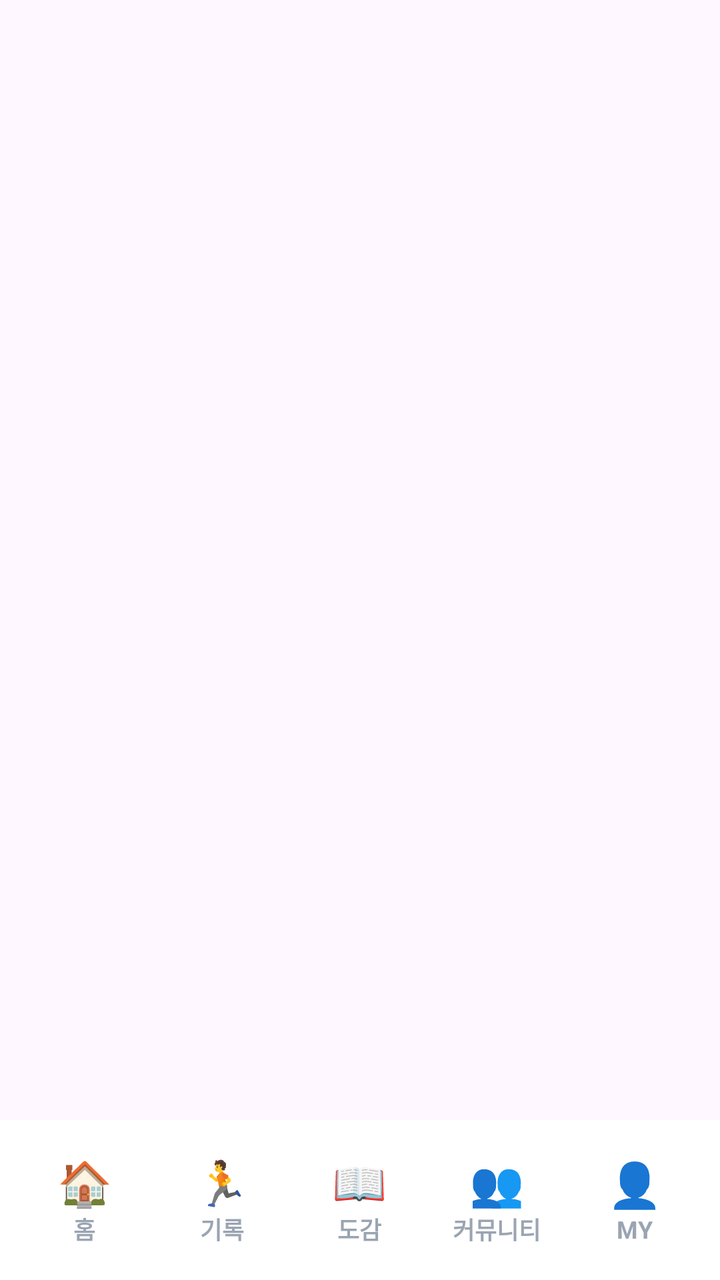
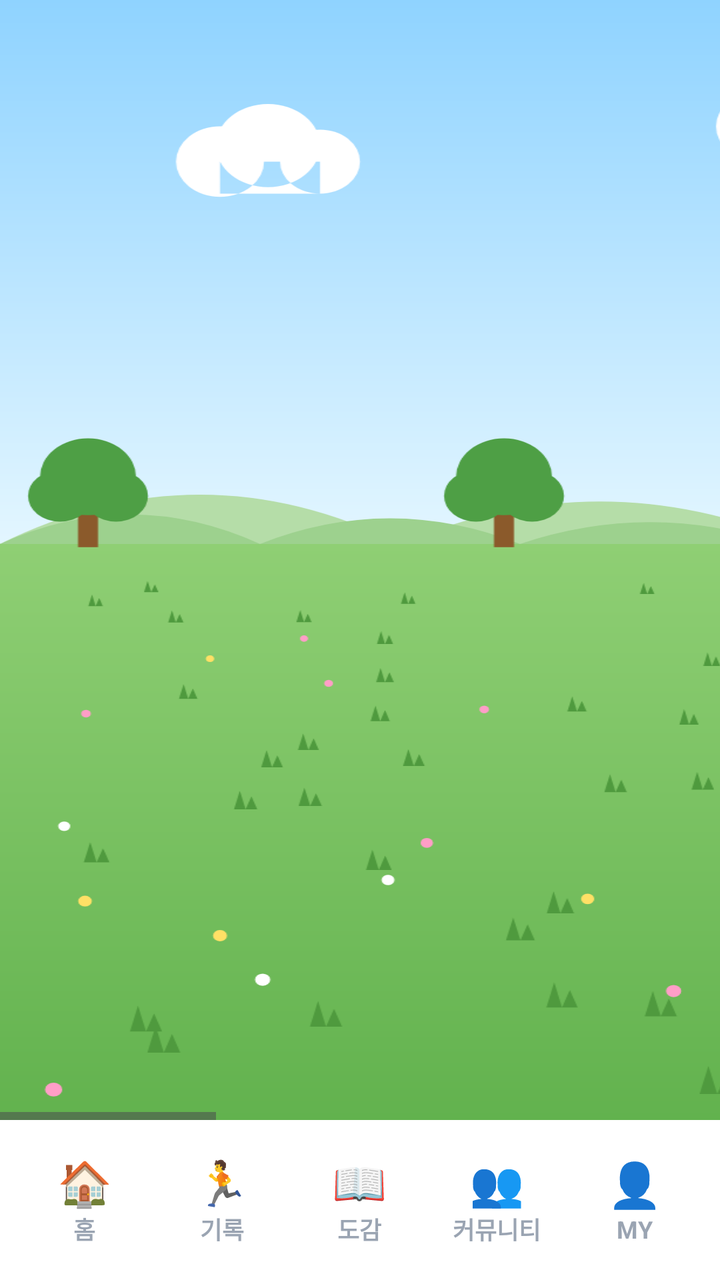

An Android layout rendered at two revisions. The XML below is the earlier revision; the diff shows what the commit changed to produce the second picture.
<!-- AndroidManifest.xml: application theme Theme.RunCatch -->
<!-- res/layout/activity_my.xml -->
<?xml version="1.0" encoding="utf-8"?>
<LinearLayout
    xmlns:android="http://schemas.android.com/apk/res/android"
    android:id="@+id/my"
    android:layout_width="match_parent"
    android:layout_height="match_parent"
    android:orientation="vertical">

    
    <FrameLayout
        android:id="@+id/characterArea"
        android:layout_width="match_parent"
        android:layout_height="0dp"
        android:layout_weight="1" />

    
    <include layout="@layout/bottom_nav"/>

</LinearLayout>
<!-- res/layout/bottom_nav.xml (included above) -->
<?xml version="1.0" encoding="utf-8"?>
<LinearLayout xmlns:android="http://schemas.android.com/apk/res/android"
    android:id="@+id/collection"
    android:layout_width="match_parent"
    android:layout_height="wrap_content"
    android:background="@color/white"
    android:gravity="bottom"
    android:orientation="vertical">

    <LinearLayout
        android:layout_width="match_parent"
        android:layout_height="80dp"
        android:orientation="horizontal"
        android:paddingStart="8dp"
        android:paddingEnd="8dp">

        <LinearLayout
            android:id="@+id/homeNavButton"
            android:layout_width="0dp"
            android:layout_height="match_parent"
            android:layout_weight="1"
            android:background="?android:attr/selectableItemBackgroundBorderless"
            android:clickable="true"
            android:focusable="true"
            android:gravity="center"
            android:orientation="vertical">

            <TextView
                android:layout_width="wrap_content"
                android:layout_height="wrap_content"
                android:text="🏠"
                android:textColor="@color/black"
                android:textSize="22sp" />

            <TextView
                android:layout_width="wrap_content"
                android:layout_height="wrap_content"
                android:duplicateParentState="true"
                android:text="홈"
                android:textColor="@color/nav_label"
                android:textSize="12sp"
                android:textStyle="bold" />

        </LinearLayout>

        <LinearLayout
            android:id="@+id/recordNavButton"
            android:layout_width="0dp"
            android:layout_height="match_parent"
            android:layout_weight="1"
            android:background="?android:attr/selectableItemBackgroundBorderless"
            android:clickable="true"
            android:focusable="true"
            android:gravity="center"
            android:orientation="vertical">

            <TextView
                android:layout_width="wrap_content"
                android:layout_height="wrap_content"
                android:text="🏃"
                android:textColor="@color/black"
                android:textSize="22sp" />

            <TextView
                android:layout_width="wrap_content"
                android:layout_height="wrap_content"
                android:duplicateParentState="true"
                android:text="기록"
                android:textColor="@color/nav_label"
                android:textSize="12sp"
                android:textStyle="bold" />

        </LinearLayout>

        <LinearLayout
            android:id="@+id/collectionNavButton"
            android:layout_width="0dp"
            android:layout_height="match_parent"
            android:layout_weight="1"
            android:background="?android:attr/selectableItemBackgroundBorderless"
            android:clickable="true"
            android:focusable="true"
            android:gravity="center"
            android:orientation="vertical">

            <TextView
                android:layout_width="wrap_content"
                android:layout_height="wrap_content"
                android:text="📖"
                android:textColor="@color/black"
                android:textSize="22sp" />

            <TextView
                android:layout_width="wrap_content"
                android:layout_height="wrap_content"
                android:duplicateParentState="true"
                android:text="도감"
                android:textColor="@color/nav_label"
                android:textSize="12sp"
                android:textStyle="bold" />

        </LinearLayout>

        <LinearLayout
            android:id="@+id/communityNavButton"
            android:layout_width="0dp"
            android:layout_height="match_parent"
            android:layout_weight="1"
            android:background="?android:attr/selectableItemBackgroundBorderless"
            android:clickable="true"
            android:focusable="true"
            android:gravity="center"
            android:orientation="vertical">

            <TextView
                android:layout_width="wrap_content"
                android:layout_height="wrap_content"
                android:text="👥"
                android:textColor="@color/black"
                android:textSize="22sp" />

            <TextView
                android:layout_width="wrap_content"
                android:layout_height="wrap_content"
                android:duplicateParentState="true"
                android:text="커뮤니티"
                android:textColor="@color/nav_label"
                android:textSize="12sp"
                android:textStyle="bold" />

        </LinearLayout>

        <LinearLayout
            android:id="@+id/myNavButton"
            android:layout_width="0dp"
            android:layout_height="match_parent"
            android:layout_weight="1"
            android:background="?android:attr/selectableItemBackgroundBorderless"
            android:clickable="true"
            android:focusable="true"
            android:gravity="center"
            android:orientation="vertical">

            <TextView
                android:layout_width="wrap_content"
                android:layout_height="wrap_content"
                android:text="👤"
                android:textColor="@color/black"
                android:textSize="22sp" />

            <TextView
                android:layout_width="wrap_content"
                android:layout_height="wrap_content"
                android:duplicateParentState="true"
                android:text="MY"
                android:textColor="@color/nav_label"
                android:textSize="12sp"
                android:textStyle="bold" />

        </LinearLayout>
    </LinearLayout>
</LinearLayout>
<!-- resources referenced by this layout -->
<resources>
  <color name="black">#FF000000</color>
  <color name="white">#FFFFFFFF</color>
  <style name="Theme.RunCatch" parent="Base.Theme.RunCatch" />
  <style name="Base.Theme.RunCatch" parent="Theme.Material3.DayNight.NoActionBar">
          
          
      </style>
</resources>

<!-- the commit's change to res/layout/activity_my.xml (unified diff, before → after) -->
@@ -7,11 +7,20 @@
     android:orientation="vertical">
 
     
-    <FrameLayout
-        android:id="@+id/characterArea"
+    <HorizontalScrollView
+        android:id="@+id/groundScroll"
         android:layout_width="match_parent"
         android:layout_height="0dp"
-        android:layout_weight="1" />
+        android:layout_weight="1"
+        android:fillViewport="true">
+
+        
+        <FrameLayout
+            android:id="@+id/characterArea"
+            android:layout_width="wrap_content"
+            android:layout_height="match_parent"
+            android:background="@drawable/bg_my_ground" />
+    </HorizontalScrollView>
 
     
     <include layout="@layout/bottom_nav"/>
<!-- resource entries referenced after the edit -->
@@ -2,6 +2,7 @@
 <resources>
   <color name="black">#FF000000</color>
   <color name="white">#FFFFFFFF</color>
+  <!-- drawable bg_my_ground: vector/xml drawable (drawable, 11708 chars, omitted) -->
   <style name="Theme.RunCatch" parent="Base.Theme.RunCatch" />
   <style name="Base.Theme.RunCatch" parent="Theme.Material3.DayNight.NoActionBar">
           
